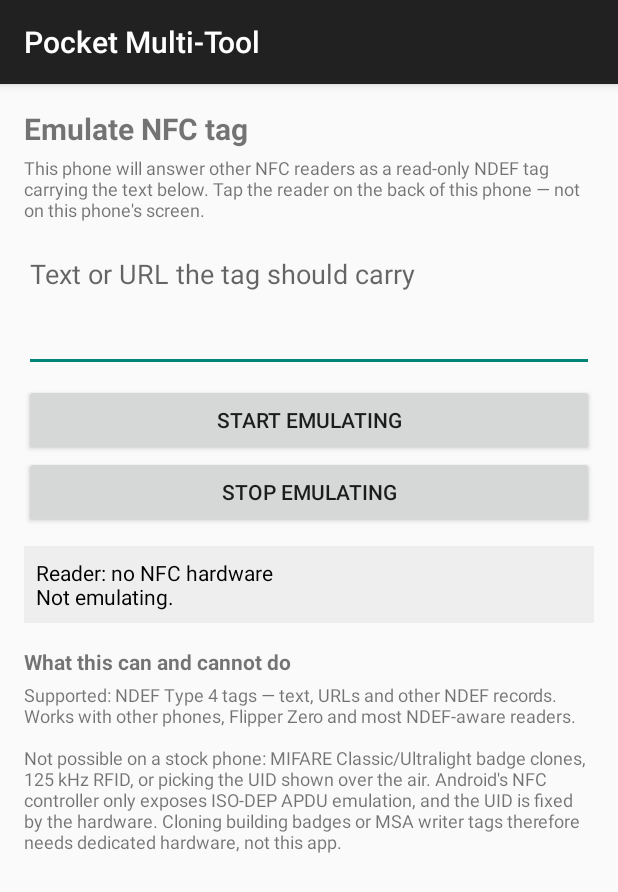
After one commit to KaisoneInthavong/msa-bt-manager, an Android app: the EmulateActivity screen opened directly, with no data from a screen before it, on a phone screen of 412 x 824 dp. The commit adds this screen. Shown: the top 892 px of the screen. Run offline under Robolectric (Android 15) with nearby library versions, the phone set to English and light mode, and no system bars.

Commit message:
Add NFC tag emulation (read-only NDEF Type 4 Tag via HCE)
- NdefEmulatorService: HostApduService implementing the NDEF Tag Application
  (AID D2760000850101), capability container E103 and NDEF file E104 with
  SELECT/READ BINARY handling, so another phone or reader sees a normal
  read-only NDEF tag.
- NdefEmulator: payload holder mirrored to SharedPreferences so emulation
  survives activity/service recreation.
- EmulateActivity: enter text/URL, start/stop emulation; enabling/disabling
  the service component controls whether the AID is advertised at all.
- Hub: new 'Emulate NDEF tag' tile.
- Manifest: BIND_NFC_SERVICE host-apdu-service, nfc.hce feature, service
  disabled by default; strings + AID metadata.
- Version 1.6 (versionCode 6).

Note: stock Android cannot emulate MIFARE Classic/Ultralight badges or choose
the over-the-air UID; this feature is NDEF (Type 4 Tag) only.

```diff
--- a/app/build.gradle
+++ b/app/build.gradle
@@ -12,8 +12,8 @@ android {
         applicationId "com.msa.btmanager"
         minSdk 24
         targetSdk 34
-        versionCode 5
-        versionName "1.5"
+        versionCode 6
+        versionName "1.6"
     }
 
     buildTypes {
--- /dev/null
+++ b/app/src/main/java/com/msa/btmanager/EmulateActivity.kt
@@ -0,0 +1,133 @@
+package com.msa.btmanager
+
+import android.content.ComponentName
+import android.content.Context
+import android.content.pm.PackageManager
+import android.nfc.NdefMessage
+import android.nfc.NdefRecord
+import android.nfc.NfcAdapter
+import android.os.Bundle
+import android.widget.Button
+import android.widget.EditText
+import android.widget.TextView
+import androidx.appcompat.app.AppCompatActivity
+
+/**
+ * Turns the phone into an NFC tag that another reader can tap and read.
+ *
+ * Uses Host Card Emulation (HCE) with the NFC Forum Type 4 Tag application,
+ * so a second phone or an NFC reader sees a normal NDEF tag.
+ */
+class EmulateActivity : AppCompatActivity() {
+
+    private lateinit var etEmulateText: EditText
+    private lateinit var tvEmulateStatus: TextView
+
+    override fun onCreate(savedInstanceState: Bundle?) {
+        super.onCreate(savedInstanceState)
+        setContentView(R.layout.activity_emulate)
+
+        etEmulateText = findViewById(R.id.etEmulateText)
+        tvEmulateStatus = findViewById(R.id.tvEmulateStatus)
+
+        val uiPrefs = getSharedPreferences(PREFS_UI, Context.MODE_PRIVATE)
+        etEmulateText.setText(uiPrefs.getString(KEY_TEXT, "") ?: "")
+
+        findViewById<Button>(R.id.btnStartEmulation).setOnClickListener { startEmulation() }
+        findViewById<Button>(R.id.btnStopEmulation).setOnClickListener { stopEmulation() }
+    }
+
+    override fun onResume() {
+        super.onResume()
+        updateStatus()
+    }
+
+    override fun onPause() {
+        getSharedPreferences(PREFS_UI, Context.MODE_PRIVATE)
+            .edit()
+            .putString(KEY_TEXT, etEmulateText.text.toString())
+            .apply()
+        super.onPause()
+    }
+
+    private fun nfcAdapter(): NfcAdapter? = NfcAdapter.getDefaultAdapter(this)
+
+    private fun startEmulation() {
+        val text = etEmulateText.text.toString().trim()
+        if (text.isEmpty()) {
+            tvEmulateStatus.text = "Type the content you want the tag to carry first."
+            return
+        }
+
+        val adapter = nfcAdapter()
+        if (adapter == null) {
+            tvEmulateStatus.text = "This phone has no NFC hardware, so it cannot emulate a tag."
+            return
+        }
+        if (!adapter.isEnabled) {
+            tvEmulateStatus.text = "NFC is off. Turn NFC on in Settings, then tap Start again."
+            return
+        }
+
+        val message = NdefMessage(arrayOf(NdefRecord.createTextRecord("en", text))).toByteArray()
+        if (message.size > NdefEmulator.MAX_NDEF_BYTES) {
+            tvEmulateStatus.text =
+                "Too long to emulate (${message.size} B). Keep the text under about " +
+                        "${NdefEmulator.MAX_NDEF_BYTES - 8} bytes."
+            return
+        }
+
+        NdefEmulator.save(this, message)
+        setEmulationServiceEnabled(true)
+        updateStatus()
+    }
+
+    private fun stopEmulation() {
+        NdefEmulator.clear(this)
+        setEmulationServiceEnabled(false)
+        updateStatus()
+    }
+
+    private fun setEmulationServiceEnabled(enabled: Boolean) {
+        val component = ComponentName(this, NdefEmulatorService::class.java)
+        packageManager.setComponentEnabledSetting(
+            component,
+            if (enabled) PackageManager.COMPONENT_ENABLED_STATE_ENABLED
+            else PackageManager.COMPONENT_ENABLED_STATE_DISABLED,
+            PackageManager.DONT_KILL_APP
+        )
+    }
+
+    private fun isEmulationServiceEnabled(): Boolean {
+        val component = ComponentName(this, NdefEmulatorService::class.java)
+        return packageManager.getComponentEnabledSetting(component) ==
+                PackageManager.COMPONENT_ENABLED_STATE_ENABLED
+    }
+
+    private fun updateStatus() {
+        val adapter = nfcAdapter()
+        val payload = NdefEmulator.load(this)
+        val active = isEmulationServiceEnabled() && payload != null
+
+        val readerState = when {
+            adapter == null -> "no NFC hardware"
+            adapter.isEnabled -> "NFC on"
+            else -> "NFC off"
+        }
+
+        tvEmulateStatus.text = buildString {
+            append("Reader: $readerState\n")
+            if (active) {
+                append("Emulating a ${payload!!.size} byte NDEF tag.\n")
+                append("Hold the back of another phone against the back of this phone to read it.")
+            } else {
+                append("Not emulating.")
+            }
+        }
+    }
+
+    companion object {
+        private const val PREFS_UI = "emulator_ui"
+        private const val KEY_TEXT = "text"
+    }
+}
--- a/app/src/main/java/com/msa/btmanager/ToolsActivity.kt
+++ b/app/src/main/java/com/msa/btmanager/ToolsActivity.kt
@@ -21,6 +21,9 @@ class ToolsActivity : AppCompatActivity() {
         findViewById<Button>(R.id.btnArchive).setOnClickListener {
             startActivity(Intent(this, DataActivity::class.java))
         }
+        findViewById<Button>(R.id.btnEmulate).setOnClickListener {
+            startActivity(Intent(this, EmulateActivity::class.java))
+        }
         findViewById<Button>(R.id.btnLF).setOnClickListener {
             Toast.makeText(this, "No 125 kHz radio in phones — needs dedicated hardware", Toast.LENGTH_LONG).show()
         }
--- /dev/null
+++ b/app/src/main/res/layout/activity_emulate.xml
@@ -0,0 +1,75 @@
+<?xml version="1.0" encoding="utf-8"?>
+<ScrollView xmlns:android="http://schemas.android.com/apk/res/android"
+    android:layout_width="match_parent"
+    android:layout_height="match_parent"
+    android:fillViewport="true">
+
+    <LinearLayout
+        android:layout_width="match_parent"
+        android:layout_height="wrap_content"
+        android:orientation="vertical"
+        android:padding="16dp">
+
+        <TextView
+            android:layout_width="wrap_content"
+            android:layout_height="wrap_content"
+            android:text="Emulate NFC tag"
+            android:textSize="20sp"
+            android:textStyle="bold" />
+
+        <TextView
+            android:layout_width="match_parent"
+            android:layout_height="wrap_content"
+            android:layout_marginTop="4dp"
+            android:text="This phone will answer other NFC readers as a read-only NDEF tag carrying the text below. Tap the reader on the back of this phone — not on this phone's screen."
+            android:textSize="12sp" />
+
+        <EditText
+            android:id="@+id/etEmulateText"
+            android:layout_width="match_parent"
+            android:layout_height="wrap_content"
+            android:layout_marginTop="12dp"
+            android:hint="Text or URL the tag should carry"
+            android:inputType="textMultiLine"
+            android:minLines="3"
+            android:gravity="top" />
+
+        <Button
+            android:id="@+id/btnStartEmulation"
+            android:layout_width="match_parent"
+            android:layout_height="wrap_content"
+            android:layout_marginTop="8dp"
+            android:text="Start emulating" />
+
+        <Button
+            android:id="@+id/btnStopEmulation"
+            android:layout_width="match_parent"
+            android:layout_height="wrap_content"
+            android:text="Stop emulating" />
+
+        <TextView
+            android:id="@+id/tvEmulateStatus"
+            android:layout_width="match_parent"
+            android:layout_height="wrap_content"
+            android:layout_marginTop="12dp"
+            android:background="#EEEEEE"
+            android:padding="8dp"
+            android:textColor="#000"
+            android:text="Not emulating." />
+
+        <TextView
+            android:layout_width="match_parent"
+            android:layout_height="wrap_content"
+            android:layout_marginTop="16dp"
+            android:textStyle="bold"
+            android:text="What this can and cannot do" />
+
+        <TextView
+            android:layout_width="match_parent"
+            android:layout_height="wrap_content"
+            android:layout_marginTop="4dp"
+            android:textSize="12sp"
+            android:text="Supported: NDEF Type 4 tags — text, URLs and other NDEF records. Works with other phones, Flipper Zero and most NDEF-aware readers.\n\nNot possible on a stock phone: MIFARE Classic/Ultralight badge clones, 125 kHz RFID, or picking the UID shown over the air. Android's NFC controller only exposes ISO-DEP APDU emulation, and the UID is fixed by the hardware. Cloning building badges or MSA writer tags therefore needs dedicated hardware, not this app." />
+
+    </LinearLayout>
+</ScrollView>
--- /dev/null
+++ b/app/src/main/res/values/strings.xml
@@ -0,0 +1,6 @@
+<?xml version="1.0" encoding="utf-8"?>
+<resources>
+    <string name="app_name">Pocket Multi-Tool</string>
+    <string name="ndef_emulator_description">Emulates a read-only NDEF tag</string>
+    <string name="ndef_emulator_aid_group">NDEF tag emulation</string>
+</resources>
```
Also changed, not shown: app/src/main/AndroidManifest.xml (+23 -0 lines), app/src/main/java/com/msa/btmanager/NdefEmulator.kt (added, +50 -0 lines), app/src/main/java/com/msa/btmanager/NdefEmulatorService.kt (added, +155 -0 lines), app/src/main/res/layout/activity_tools.xml (+7 -0 lines), app/src/main/res/xml/nfc_ndef_apduservice.xml (added, +12 -0 lines).
